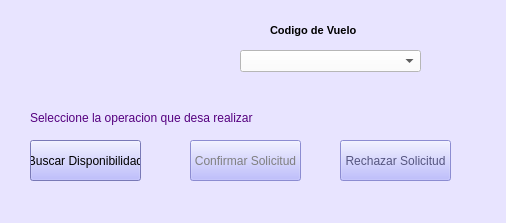
Old version of the form Interfaces Aeropuerto/solicitudesPendientesVuelos.ui in the repository vanesagustin98/Aerocamp.
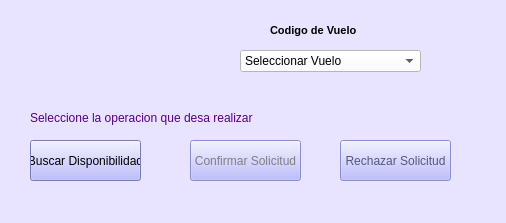
New version of the form. Icons and pictures are not drawn.

Patch:
```diff
--- a/Interfaces Aeropuerto/solicitudesPendientesVuelos.ui
+++ b/Interfaces Aeropuerto/solicitudesPendientesVuelos.ui
@@ -479,6 +479,11 @@
     <property name="styleSheet">
      <string notr="true">background-color: rgb(255, 255, 255);</string>
     </property>
+    <item>
+     <property name="text">
+      <string>Seleccionar Vuelo</string>
+     </property>
+    </item>
    </widget>
    <widget class="QPushButton" name="bt_buscarDisponibilidad">
     <property name="geometry">
```
